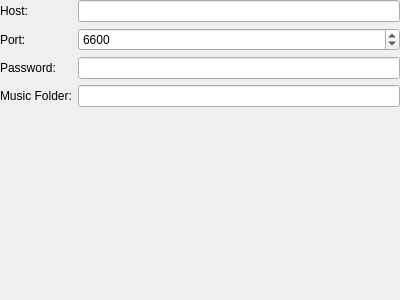
Before: the Qt Designer form gui/serversettings.ui in polpo/cantata-mac, drawn with Qt 5.
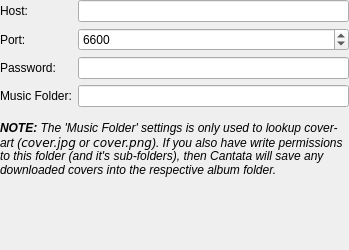
After: the same form once the commit is applied. Custom widgets are drawn as their Qt base class.

Commit message: Add some help text

```diff
--- a/gui/serversettings.ui
+++ b/gui/serversettings.ui
@@ -6,17 +6,19 @@
    <rect>
     <x>0</x>
     <y>0</y>
-    <width>400</width>
-    <height>300</height>
+    <width>349</width>
+    <height>250</height>
    </rect>
   </property>
   <property name="windowTitle">
    <string>Form</string>
   </property>
-  <layout class="QFormLayout" name="formLayout">
+  <layout class="QVBoxLayout" name="verticalLayout">
    <property name="margin">
     <number>0</number>
    </property>
+   <item>
+    <layout class="QFormLayout" name="formLayout">
    <item row="0" column="0">
     <widget class="QLabel" name="label">
      <property name="text">
@@ -82,6 +84,47 @@
    </item>
    <item row="3" column="1">
     <widget class="DirRequester" name="mpdDir"/>
+     </item>
+    </layout>
+   </item>
+   <item>
+    <spacer name="verticalSpacer">
+     <property name="orientation">
+      <enum>Qt::Vertical</enum>
+     </property>
+     <property name="sizeType">
+      <enum>QSizePolicy::Fixed</enum>
+     </property>
+     <property name="sizeHint" stdset="0">
+      <size>
+       <width>20</width>
+       <height>8</height>
+      </size>
+     </property>
+    </spacer>
+   </item>
+   <item>
+    <widget class="QLabel" name="label_4">
+     <property name="text">
+      <string>&lt;i&gt;&lt;b&gt;NOTE:&lt;/b&gt; The 'Music Folder' settings is only used to lookup cover-art (&lt;code&gt;cover.jpg&lt;/code&gt; or &lt;code&gt;cover.png&lt;/code&gt;). If you also have write permissions to this folder (and it's sub-folders), then Cantata will save any downloaded covers into the respective album folder.&lt;/i&gt;</string>
+     </property>
+     <property name="wordWrap">
+      <bool>true</bool>
+     </property>
+    </widget>
+   </item>
+   <item>
+    <spacer name="verticalSpacer_2">
+     <property name="orientation">
+      <enum>Qt::Vertical</enum>
+     </property>
+     <property name="sizeHint" stdset="0">
+      <size>
+       <width>20</width>
+       <height>57</height>
+      </size>
+     </property>
+    </spacer>
    </item>
   </layout>
  </widget>
```
Lines whose indentation alone changed are shown as unchanged.
